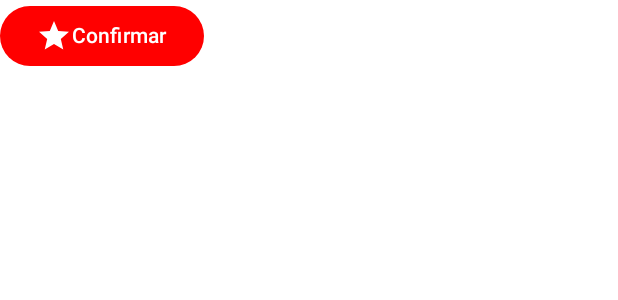
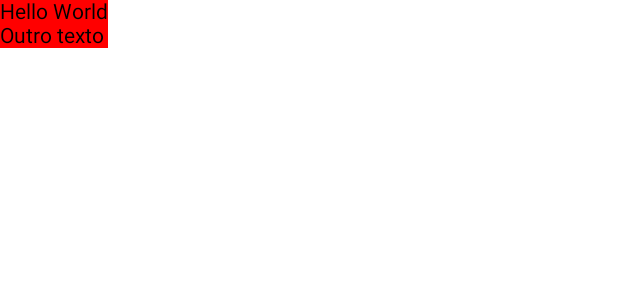
Before and after one commit to alxmart/ComposeDIO, an Android app built with Jetpack Compose: the @Preview function MainScreenPreview, on a phone screen of 412 x 824 dp. Shown: the top 300 px of the screen. Run offline under Robolectric (Android 15) with nearby library versions, the phone set to English and light mode, and no system bars.

Commit message:
Tests using text / colors / columns.

```diff
--- a/app/src/main/java/com/luizafmartinez/composedio/MainActivity.kt
+++ b/app/src/main/java/com/luizafmartinez/composedio/MainActivity.kt
@@ -1,9 +1,10 @@
 package com.luizafmartinez.composedio
 
-import android.graphics.Color
 import android.os.Bundle
 import androidx.activity.ComponentActivity
 import androidx.activity.compose.setContent
+import androidx.compose.foundation.background
+import androidx.compose.foundation.layout.Column
 import androidx.compose.foundation.layout.fillMaxSize
 import androidx.compose.material3.Button
 import androidx.compose.material3.ButtonDefaults
@@ -13,8 +14,11 @@ import androidx.compose.material3.Surface
 import androidx.compose.material3.Text
 import androidx.compose.runtime.Composable
 import androidx.compose.ui.Modifier
+import androidx.compose.ui.Modifier.Companion.foldIn
+import androidx.compose.ui.graphics.Color
 import androidx.compose.ui.res.painterResource
 import androidx.compose.ui.tooling.preview.Preview
+import androidx.compose.ui.unit.sp
 import com.luizafmartinez.composedio.ui.theme.ComposeDIOTheme
 
 class MainActivity : ComponentActivity() {
@@ -37,10 +41,18 @@ class MainActivity : ComponentActivity() {
 
 @Composable
 fun MainScreen() {
-//    Text(text = "Texto com Compose")
-//    Text(text = "Outro texto")
-    Button(
-        onClick = { /*TODO*/ },
+    Column(modifier = Modifier.background(androidx.compose.ui.graphics.Color.Red)) {
+        Text(
+            text = "Hello World",
+            maxLines = 3,
+            fontSize = 14.sp
+        )
+        Text(
+            text = "Outro texto"
+        )
+    }
+  /*  Button(
+        onClick = { *//*TODO*//* },
         colors = ButtonDefaults.buttonColors(androidx.compose.ui.graphics.Color.Red)
     ) {
         Icon(
@@ -49,7 +61,7 @@ fun MainScreen() {
         )
         Text(text= "Confirmar",
              color = androidx.compose.ui.graphics.Color.White )
-    }
+    }*/
 }
 
 @Preview(showBackground = true)
```
